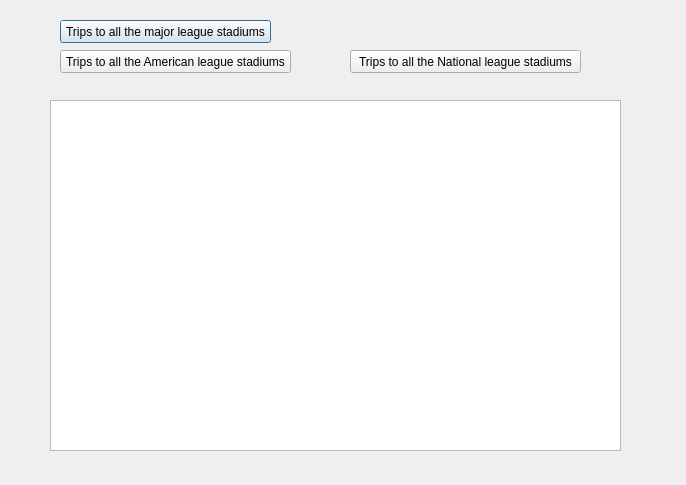
Old version of the form trips.ui in the repository ellenyim8/project2.
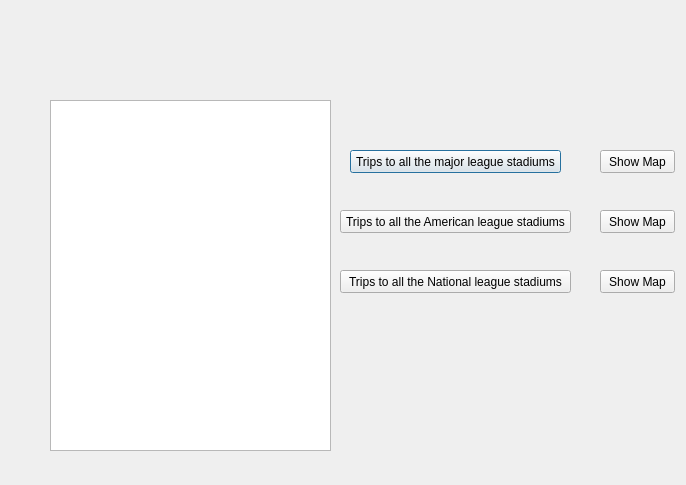
New version of the form.

Diff of the .ui file:
```diff
--- a/trips.ui
+++ b/trips.ui
@@ -16,8 +16,8 @@
   <widget class="QPushButton" name="pushButton">
    <property name="geometry">
     <rect>
-     <x>60</x>
-     <y>20</y>
+     <x>350</x>
+     <y>150</y>
      <width>211</width>
      <height>23</height>
     </rect>
@@ -31,7 +31,7 @@
     <rect>
      <x>50</x>
      <y>100</y>
-     <width>571</width>
+     <width>281</width>
      <height>351</height>
     </rect>
    </property>
@@ -39,8 +39,8 @@
   <widget class="QPushButton" name="pushButton_2">
    <property name="geometry">
     <rect>
-     <x>60</x>
-     <y>50</y>
+     <x>340</x>
+     <y>210</y>
      <width>231</width>
      <height>23</height>
     </rect>
@@ -52,8 +52,8 @@
   <widget class="QPushButton" name="pushButton_3">
    <property name="geometry">
     <rect>
-     <x>350</x>
-     <y>50</y>
+     <x>340</x>
+     <y>270</y>
      <width>231</width>
      <height>23</height>
     </rect>
@@ -62,6 +62,45 @@
     <string>Trips to all the National league stadiums</string>
    </property>
   </widget>
+  <widget class="QPushButton" name="pushButton_4">
+   <property name="geometry">
+    <rect>
+     <x>600</x>
+     <y>150</y>
+     <width>75</width>
+     <height>23</height>
+    </rect>
+   </property>
+   <property name="text">
+    <string>Show Map</string>
+   </property>
+  </widget>
+  <widget class="QPushButton" name="pushButton_5">
+   <property name="geometry">
+    <rect>
+     <x>600</x>
+     <y>210</y>
+     <width>75</width>
+     <height>23</height>
+    </rect>
+   </property>
+   <property name="text">
+    <string>Show Map</string>
+   </property>
+  </widget>
+  <widget class="QPushButton" name="pushButton_6">
+   <property name="geometry">
+    <rect>
+     <x>600</x>
+     <y>270</y>
+     <width>75</width>
+     <height>23</height>
+    </rect>
+   </property>
+   <property name="text">
+    <string>Show Map</string>
+   </property>
+  </widget>
  </widget>
  <resources/>
  <connections/>
```
